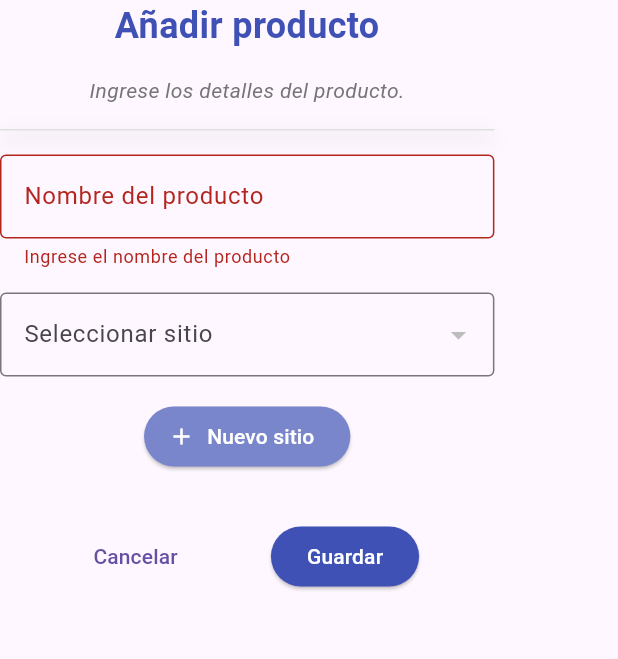
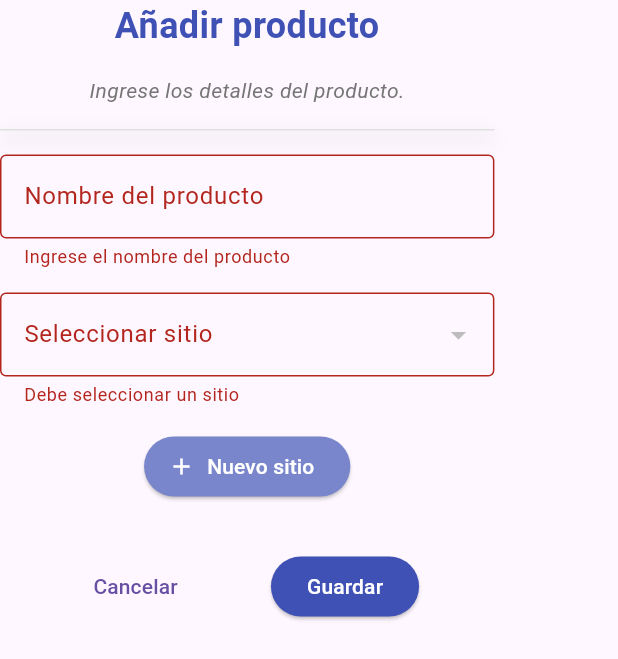
Before and after one commit to yefrivera/Lista-compras--Flutter-, a Flutter app: the NewProductForm widget shown alone on an empty page, opened directly with empty values, after a tap on "Guardar", on a phone screen of 412 x 824 dp. Shown: the top 659 px of the screen. Run offline on Flutter 3.47's test engine with Material 3 defaults, Android fonts, the phone set to English and light mode, and no system bars; our stand-ins replace cloud_firestore, firebase_auth, firebase_core; missing offline and left inert: encrypt; accounts and stored records are empty.

Commit message:
validacion sitios

```diff
--- a/lista_compras/lib/Pages/AñadirProducto.dart
+++ b/lista_compras/lib/Pages/AñadirProducto.dart
@@ -27,7 +27,8 @@ class _NewProductFormState extends State<NewProductForm> {
   // Cargar los sitios para el usuario autenticado
   void _loadSites() async {
     try {
-    String uid = FirebaseAuth.instance.currentUser!.uid; // UID del usuario actual
+      String uid =
+          FirebaseAuth.instance.currentUser!.uid; // UID del usuario actual
       QuerySnapshot querySnapshot = await FirebaseFirestore.instance
           .collection('Usuarios')
           .doc(uid)
@@ -36,7 +37,8 @@ void _loadSites() async {
 
       // Asegúrate de usar el nombre correcto del campo
       List<String> sitios = querySnapshot.docs.map((doc) {
-      return doc['nombre_sitio'] as String; // Cambia a 'nombre_sitio' si es el campo correcto
+        return doc['nombre_sitio']
+            as String; // Cambia a 'nombre_sitio' si es el campo correcto
       }).toList();
 
       // Eliminar duplicados si existen
@@ -47,8 +49,6 @@ void _loadSites() async {
       print('Error al cargar los sitios: $e');
     }
   }
-
-
 
   // Añadir un nuevo sitio a la lista local y la base de datos
   void _addSiteToList(String newSiteName) {
@@ -63,14 +63,20 @@ void _addSiteToList(String newSiteName) {
     });
   }
 
-
-  // Guardar un producto en la base de datos
   void _saveProduct() async {
     if (_formKey.currentState!.validate()) {
+      if (_selectedSite == null || _selectedSite!.isEmpty) {
+        ScaffoldMessenger.of(context).showSnackBar(SnackBar(
+          content: Text('Debe seleccionar un sitio.'),
+        ));
+        return;
+      }
+
       try {
-        String uid = FirebaseAuth.instance.currentUser!.uid; // UID del usuario actual
+        String uid =
+            FirebaseAuth.instance.currentUser!.uid; // UID del usuario actual
         String productName = _productController.text;
-        String siteName = _selectedSite ?? '';
+        String siteName = _selectedSite!;
 
         await FirebaseFirestore.instance
             .collection('Usuarios')
@@ -104,7 +110,8 @@ void _addSiteToList(String newSiteName) {
   @override
   Widget build(BuildContext context) {
     return SizedBox(
-      width: MediaQuery.of(context).size.width * 0.8, // 80% del ancho de la pantalla
+      width: MediaQuery.of(context).size.width *
+          0.8, // 80% del ancho de la pantalla
       child: Column(
         mainAxisSize: MainAxisSize.min,
         crossAxisAlignment: CrossAxisAlignment.center,
@@ -170,7 +177,9 @@ void _addSiteToList(String newSiteName) {
                 const SizedBox(height: 16.0),
                 DropdownButtonFormField<String>(
                   menuMaxHeight: 150,
-                  value: _sites.contains(_selectedSite) ? _selectedSite : null, // Validar que el valor seleccionado sea válido
+                  value: _sites.contains(_selectedSite)
+                      ? _selectedSite
+                      : null, // Validar que el valor seleccionado sea válido
                   onChanged: (String? newValue) {
                     setState(() {
                       _selectedSite = newValue;
@@ -186,8 +195,13 @@ void _addSiteToList(String newSiteName) {
                     labelText: 'Seleccionar sitio',
                     border: OutlineInputBorder(),
                   ),
+                  validator: (value) {
+                    if (value == null || value.isEmpty) {
+                      return 'Debe seleccionar un sitio';
+                    }
+                    return null;
+                  },
                 ),
-
                 SizedBox(height: 16.0),
                 ElevatedButton.icon(
                   onPressed: () {
```
Also changed, not shown: 1 other file. Lines whose indentation alone changed are shown as unchanged.
